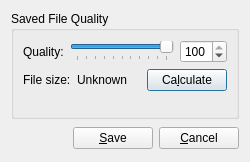
Qt form forms/imageQualityDialog.ui (LuminanceHDR/LuminanceHDR) before a commit.
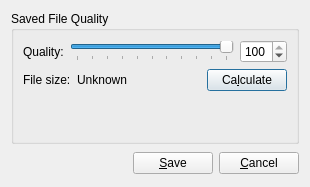
The same form after that commit.

Commit message: imageQualityDialog.ui: increased size to default size (to fit translations) *.ts: lupdate hdrviewer.cpp: added a new tr()

```diff
--- a/forms/imageQualityDialog.ui
+++ b/forms/imageQualityDialog.ui
@@ -1,12 +1,12 @@
 <ui version="4.0" >
  <class>ImgQualityDialog</class>
- <widget class="QDialog" name="ImgQualityDialog" >
-  <property name="geometry" >
+ <widget class="QDialog" name="ImgQualityDialog">
+  <property name="geometry">
    <rect>
     <x>0</x>
     <y>0</y>
-    <width>250</width>
-    <height>162</height>
+    <width>310</width>
+    <height>187</height>
    </rect>
   </property>
   <property name="sizePolicy" >
```
Left out of the diff: 113 changed lines with no effect on the pictures. The commit also changes 11 other files.
